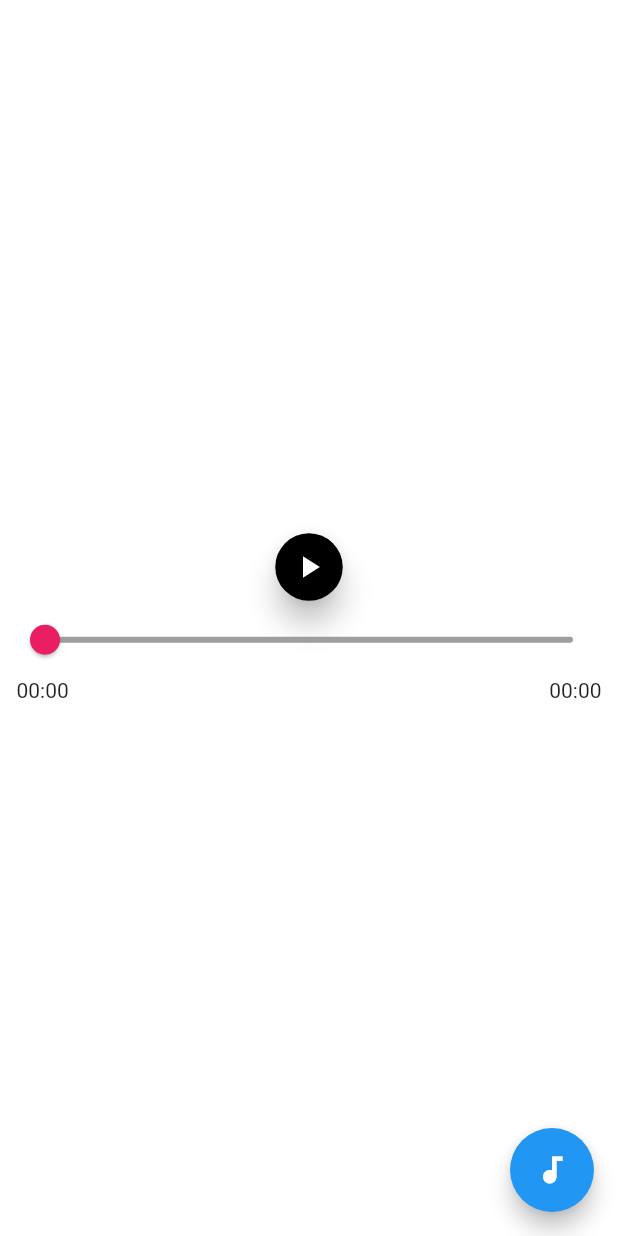
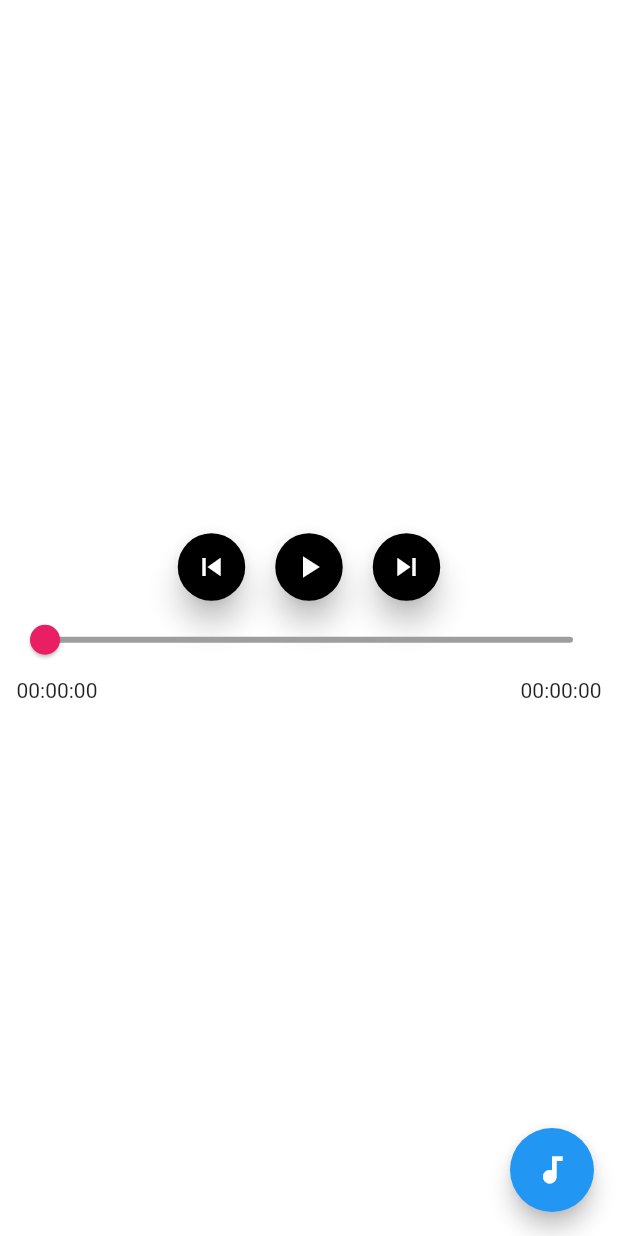
Before and after one commit to DSmnjuntak/audioPlayer, a Flutter app: the screen it shows after launch, after a tap on the "audiotrack" icon, after a tap on the "pause" icon, on a phone screen of 412 x 824 dp. Run offline on Flutter 3.47's test engine with Material 2 defaults, Android fonts, the phone set to English and light mode, and no system bars; our stand-ins replace audioplayers, file_picker.

```diff
--- a/lib/main.dart
+++ b/lib/main.dart
@@ -23,14 +23,14 @@ class HomePage extends StatefulWidget {
 }
 
 class _HomePageState extends State<HomePage> {
-  String _duration = "00:00";
-  String _position = "00:00";
+  String _duration = "00:00:00";
+  String _position = "00:00:00";
   Duration currentTime = Duration();
   Duration completeTime = Duration();
   AudioPlayer _audioPlayer;
-  AudioCache _audioCache;
-  int status = 0;
+  int status;
   bool isPlaying = false;
+  String filepath;
 
   @override
   void initState() {
@@ -40,7 +40,6 @@ class _HomePageState extends State<HomePage> {
 
   void initPlayer() {
     _audioPlayer = AudioPlayer();
-    _audioCache = AudioCache(fixedPlayer: _audioPlayer);
 
     _audioPlayer.onAudioPositionChanged.listen((Duration duration) {
       setState(() {
@@ -84,11 +83,12 @@ class _HomePageState extends State<HomePage> {
 
   Widget _btn(IconData iconData, VoidCallback onPressed) {
     return ButtonTheme(
+      padding: EdgeInsets.all(8),
       child: Container(
         width: 45,
         height: 45,
+        margin: EdgeInsets.fromLTRB(10, 0, 10, 0),
         child: RaisedButton(
-          padding: EdgeInsets.all(8),
           elevation: 8,
           shape:
               RoundedRectangleBorder(borderRadius: BorderRadius.circular(25)),
@@ -96,19 +96,10 @@ class _HomePageState extends State<HomePage> {
           color: Colors.black,
           textColor: Colors.white,
           onPressed: onPressed,
-            onLongPress: () {
-              _audioPlayer.stop();
-            },
         ),
       ),
     );
   }
-
-  // Widget onLongPressed(){
-  //     _btn(Icons.stop, () {
-  //       _audioPlayer.stop();
-  //     }),
-  // }
 
   Widget slider() {
     return Slider(
@@ -141,22 +132,26 @@ class _HomePageState extends State<HomePage> {
 
   Widget localAudio() {
     return _tab([
+      Row(
+        mainAxisAlignment: MainAxisAlignment.center,
+        children: <Widget>[
+          _btn(Icons.skip_previous, () {}),
           _btn(isPlaying ? Icons.pause : Icons.play_arrow, () {
             if (isPlaying) {
               _audioPlayer.pause();
               setState(() {
                 isPlaying = false;
               });
-        } else {
+            } else if (filepath.isNotEmpty) {
               _audioPlayer.resume();
               setState(() {
                 isPlaying = true;
               });
             }
           }),
-      // _btn(Icons.play_arrow, () {
-      //   _audioCache.play('audios/LiSA_-_Gurenge.mp3');
-      // }),
+          _btn(Icons.skip_next, () {}),
+        ],
+      ),
       slider(),
       timeDuration(),
     ]);
@@ -179,10 +174,8 @@ class _HomePageState extends State<HomePage> {
         floatingActionButton: FloatingActionButton(
           child: Icon(Icons.audiotrack),
           onPressed: () async {
-            String filepath = await FilePicker.getFilePath();
-
+            filepath = await FilePicker.getFilePath();
             status = await _audioPlayer.play(filepath, isLocal: true);
-
             if (status == 1) {
               setState(() {
                 isPlaying = true;
```
Lines whose indentation alone changed are shown as unchanged.
